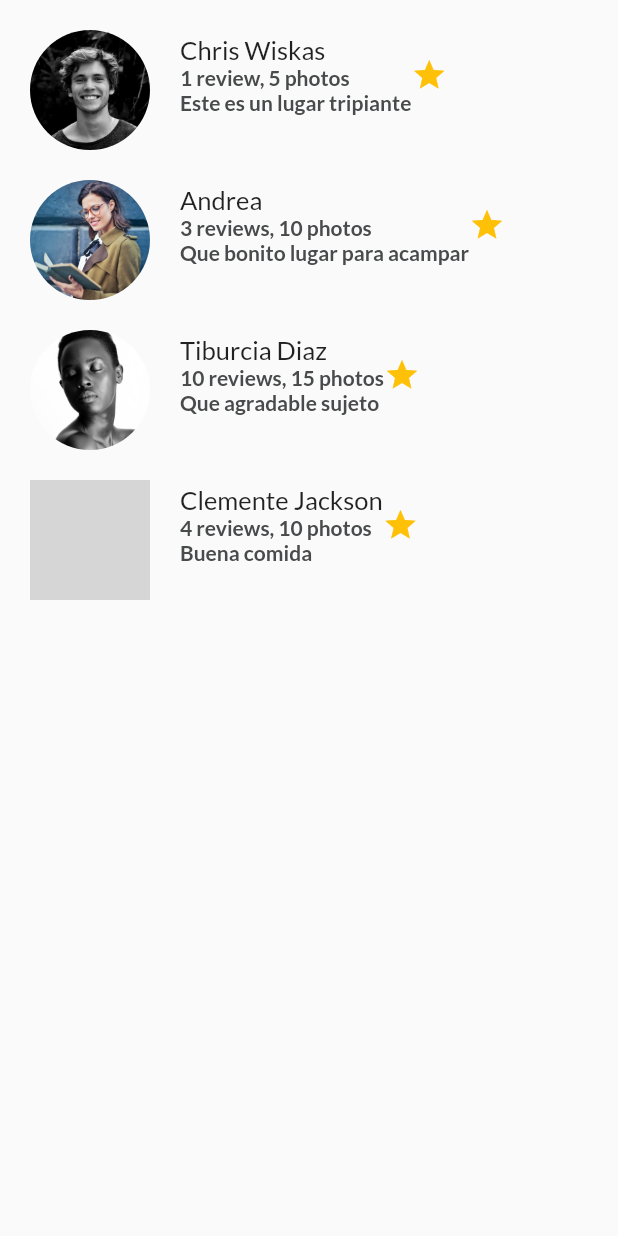
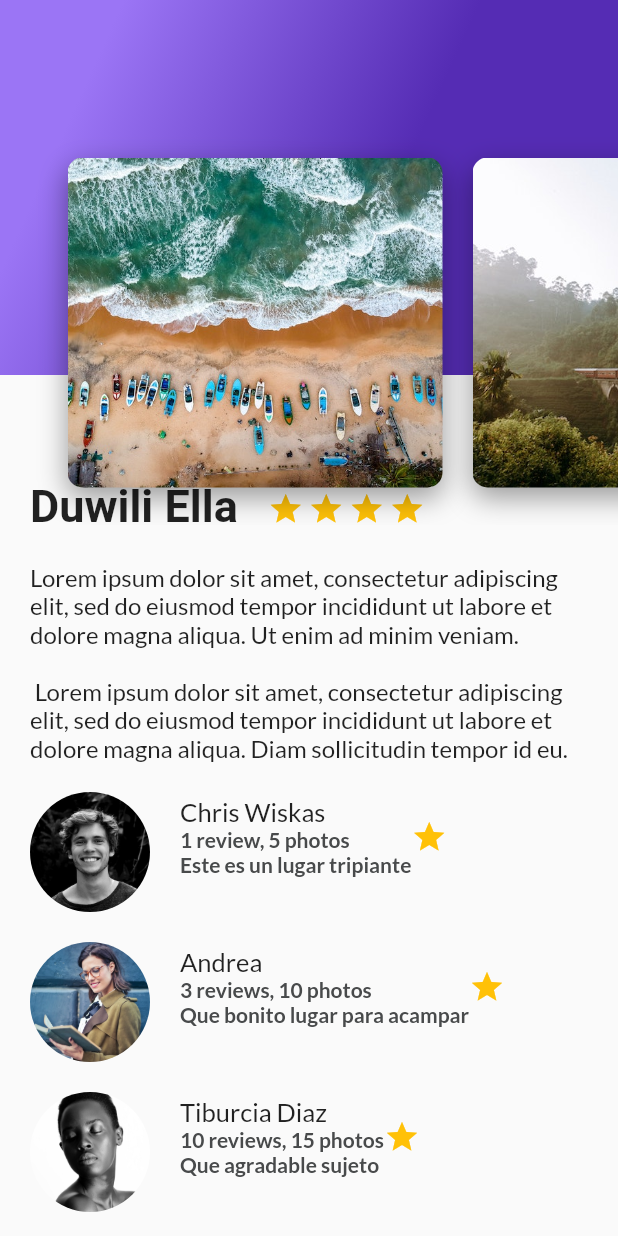
Before and after one commit to heric-hh/AppViajes, a Flutter app: the screen it shows after launch, on a phone screen of 412 x 824 dp. Run offline on Flutter 3.47's test engine with Material 2 defaults, Android fonts, the light colour scheme and no system bars; our stand-ins replace google_fonts; grey boxes are pictures that could not be loaded.

Commit message:
Añadiendo fotos en el screen

```diff
--- a/lib/main.dart
+++ b/lib/main.dart
@@ -1,5 +1,7 @@
 import 'package:flutter/material.dart';
 import 'package:viajesastales_app/screens/description_place_screen.dart';
+import 'package:viajesastales_app/screens/gradient_back.dart';
+import 'package:viajesastales_app/screens/header.dart';
 import 'package:viajesastales_app/screens/reviews.dart';
 
 void main() => runApp(const MyApp());
@@ -13,17 +15,25 @@ class MyApp extends StatelessWidget {
 
   @override
   Widget build(BuildContext context) {
-    return const MaterialApp(
+    return MaterialApp(
       debugShowCheckedModeBanner: false,
       title: 'Material App',
       home: Scaffold(
-        /*body: DescriptionPlaceScreen(
-          descriptionPlace: descriptionText,
-          namePlace: namePlace,
-          stars: 4,
-        ),*/
-        body: Reviews(),
-
+        body: Stack(
+          children: [
+            ListView(
+              children: <Widget>[
+                DescriptionPlaceScreen(
+                  namePlace: namePlace,
+                  descriptionPlace: descriptionText,
+                  stars: 4
+                ),
+                const Reviews(),
+              ],
+            ),
+            const Header(),
+          ],
+        ),
       ),
     );
   }
--- /dev/null
+++ b/lib/screens/card_image.dart
@@ -0,0 +1,34 @@
+import 'package:flutter/material.dart';
+
+class CardImage extends StatelessWidget {
+  final String pathImage;
+  const CardImage({super.key, required this.pathImage});
+
+  @override
+  Widget build(BuildContext context) {
+    final card = Container(
+      height: 350.0,
+      width: 250.0,
+      margin: const EdgeInsets.only(
+        top: 80.0,
+        left: 20.0,
+      ),
+      decoration: BoxDecoration(
+        image: DecorationImage(
+          fit: BoxFit.cover,
+          image: AssetImage(pathImage),
+        ),
+        borderRadius: const BorderRadius.all(Radius.circular(10.0)),
+        boxShadow: const <BoxShadow> [
+          BoxShadow(
+            color: Colors.black38,
+            blurRadius: 15.0,
+            offset: Offset(0.0, 7.0),
+          )
+        ]
+      ),
+    );
+
+    return card;
+  }
+}
--- /dev/null
+++ b/lib/screens/card_image_list.dart
@@ -0,0 +1,23 @@
+import 'package:flutter/material.dart';
+import 'package:viajesastales_app/screens/card_image.dart';
+
+class CardImageList extends StatelessWidget {
+
+  const CardImageList({Key? key}) : super(key: key);
+
+  @override
+  Widget build(BuildContext context) {
+    return Container(
+      height: 350.0,
+      child: ListView(
+        padding: EdgeInsets.all(25.0),
+        scrollDirection: Axis.horizontal,
+        children: const [
+          CardImage(pathImage: 'assets/img/place1.jpg'),
+          CardImage(pathImage: 'assets/img/place2.jpg'),
+          CardImage(pathImage: 'assets/img/place3.jpg'),
+        ],
+      ),
+    );
+  }
+}
--- a/lib/screens/description_place_screen.dart
+++ b/lib/screens/description_place_screen.dart
@@ -59,7 +59,6 @@ class DescriptionPlaceScreen extends StatelessWidget {
       children: [
         titleAndStars,
         description,
-
       ],
     );
   }
--- /dev/null
+++ b/lib/screens/gradient_back.dart
@@ -0,0 +1,25 @@
+import 'package:flutter/material.dart';
+
+class GradientBack extends StatelessWidget {
+
+  const GradientBack({Key? key}) : super(key: key);
+
+  @override
+  Widget build(BuildContext context) {
+    return Container(
+      height: 250.0,
+      decoration: const BoxDecoration(
+        gradient: LinearGradient(
+          colors: [
+            Color.fromARGB(255, 155, 117, 245),
+            Color.fromARGB(255, 85, 44, 180),
+          ],
+          begin: FractionalOffset(0.2, 0.0),
+          end: FractionalOffset(1.0, 0.6),
+          stops: [0.0, 0.6],
+          tileMode: TileMode.clamp,
+        ),
+      ),
+    );
+  }
+}
--- /dev/null
+++ b/lib/screens/header.dart
@@ -0,0 +1,18 @@
+import 'package:flutter/material.dart';
+import 'package:viajesastales_app/screens/card_image_list.dart';
+import 'package:viajesastales_app/screens/gradient_back.dart';
+
+class Header extends StatelessWidget {
+
+  const Header({Key? key}) : super(key: key);
+
+  @override
+  Widget build(BuildContext context) {
+    return Stack(
+      children: const [
+        GradientBack(),
+        CardImageList(),
+      ],
+    );
+  }
+}
--- a/pubspec.yaml
+++ b/pubspec.yaml
@@ -75,6 +75,9 @@ flutter:
     - assets/img/andrea.jpg
     - assets/img/jam.jpg
     - assets/pixabay.jpg
+    - assets/img/place1.jpg
+    - assets/img/place2.jpg
+    - assets/img/place3.jpg
 
   # An image asset can refer to one or more resolution-specific "variants", see
   # https://flutter.dev/assets-and-images/#resolution-aware
```
Also changed, not shown: assets/img/place1.jpg (added), assets/img/place2.jpg (added), assets/img/place3.jpg (added).
